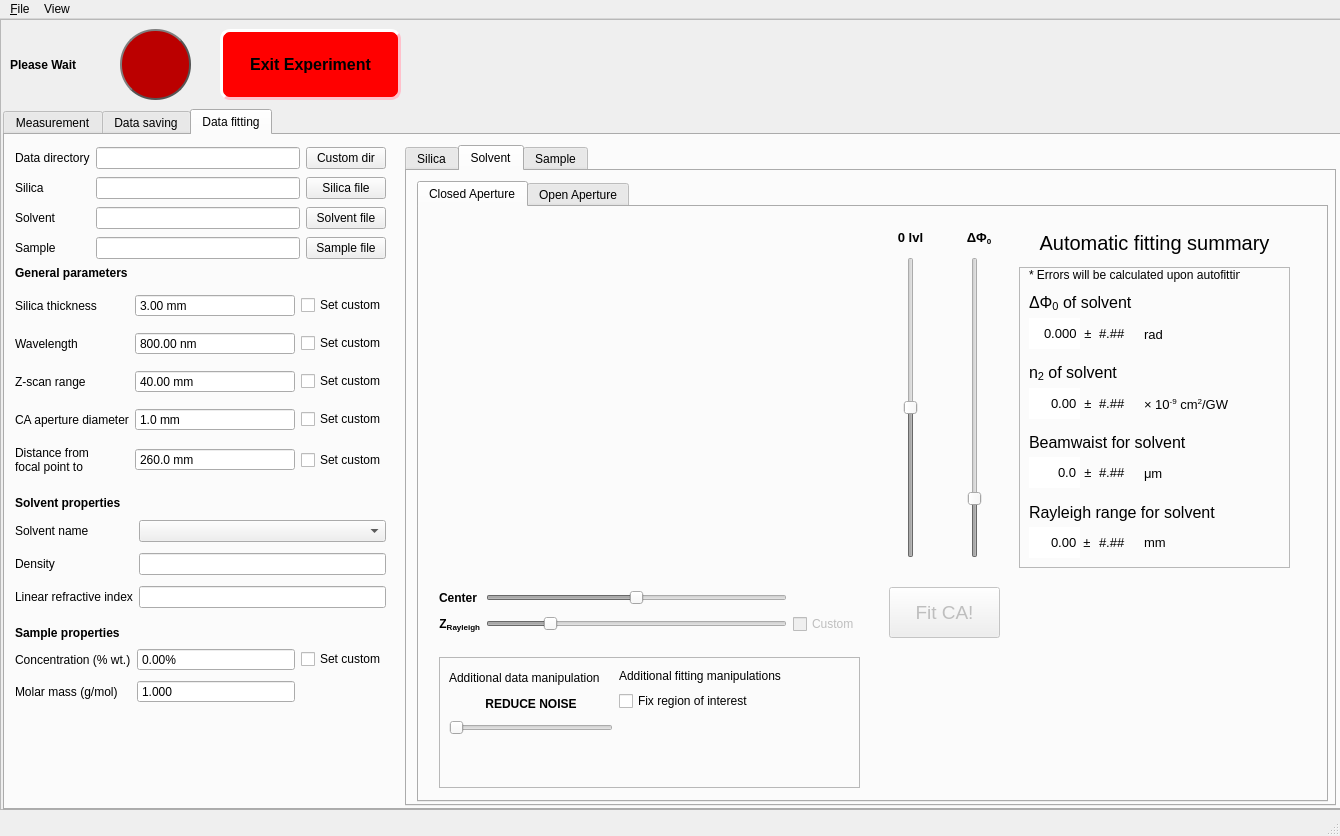
First picture: the form in window.ui, repository RadoslawDeska/python_project, before the edit.
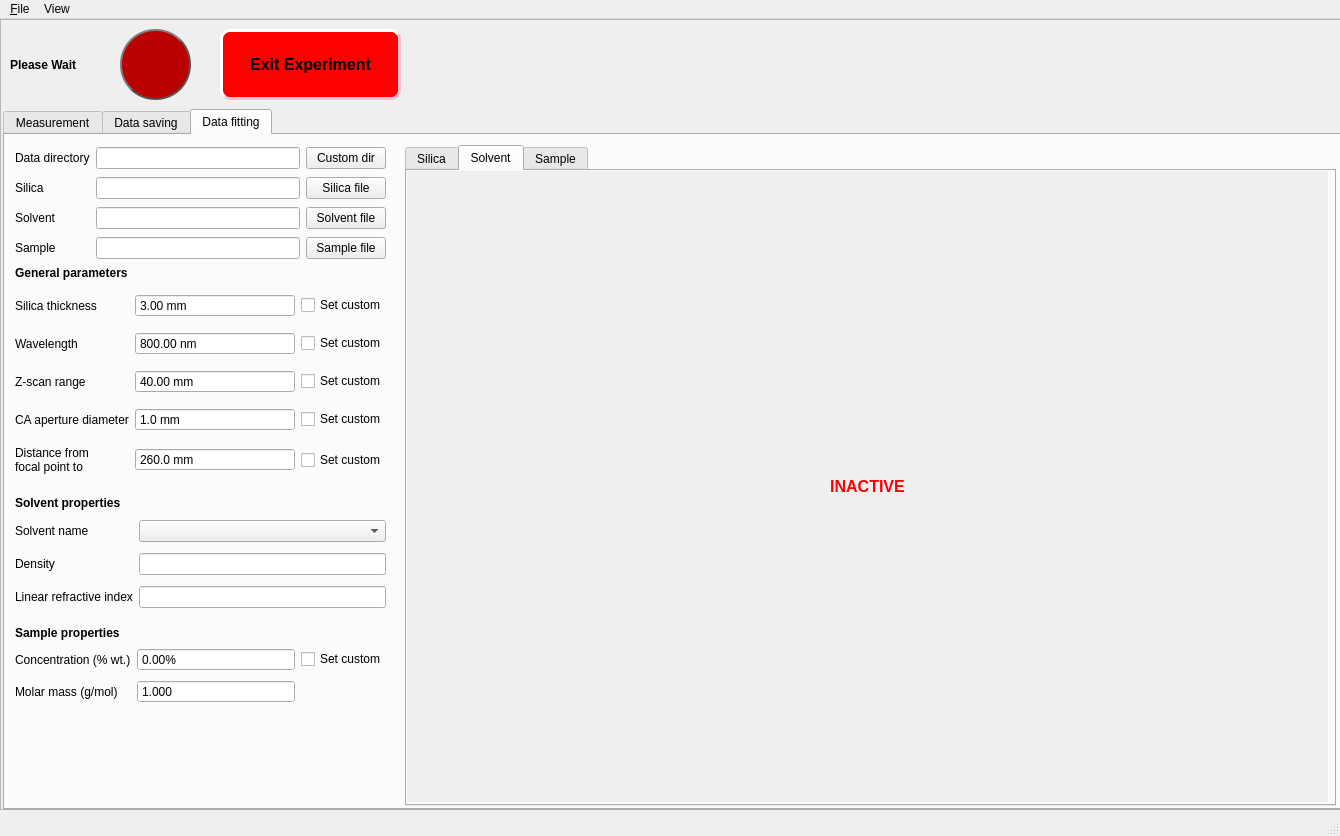
Second picture: the form after the edit. The open tabs and pages were chosen to show the change.

Commit message: INACTIVE label for gui tabs

```diff
--- a/window.ui
+++ b/window.ui
@@ -2535,6 +2535,7 @@
               <property name="font">
                <font>
                 <pointsize>10</pointsize>
+                <weight>75</weight>
                 <bold>true</bold>
                </font>
               </property>
@@ -2551,6 +2552,7 @@
               <property name="font">
                <font>
                 <pointsize>10</pointsize>
+                <weight>75</weight>
                 <bold>true</bold>
                </font>
               </property>
@@ -3131,6 +3133,7 @@
               <widget class="QLabel" name="label_74">
                <property name="font">
                 <font>
+                 <weight>75</weight>
                  <bold>true</bold>
                 </font>
                </property>
@@ -3216,6 +3219,7 @@
              <widget class="QLabel" name="label_83">
               <property name="font">
                <font>
+                <weight>75</weight>
                 <bold>true</bold>
                </font>
               </property>
@@ -3250,6 +3254,7 @@
              <widget class="QLabel" name="label_79">
               <property name="font">
                <font>
+                <weight>75</weight>
                 <bold>true</bold>
                </font>
               </property>
@@ -4310,6 +4315,22 @@
           </widget>
          </widget>
         </widget>
+        <widget class="QLabel" name="INACTIVE_SOLVENT_TAB">
+         <property name="geometry">
+          <rect>
+           <x>0</x>
+           <y>0</y>
+           <width>921</width>
+           <height>631</height>
+          </rect>
+         </property>
+         <property name="autoFillBackground">
+          <bool>true</bool>
+         </property>
+         <property name="text">
+          <string>&lt;html&gt;&lt;head/&gt;&lt;body&gt;&lt;p align=&quot;center&quot;&gt;&lt;span style=&quot; font-size:12pt; font-weight:600; color:#ff0000;&quot;&gt;INACTIVE&lt;/span&gt;&lt;/p&gt;&lt;/body&gt;&lt;/html&gt;</string>
+         </property>
+        </widget>
        </widget>
        <widget class="QWidget" name="sampleTab">
         <attribute name="title">
```
Left out of the diff: 46 changed lines with no effect on the pictures.
